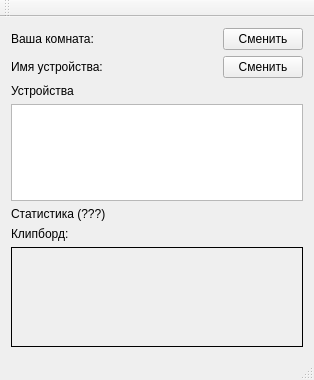
LuxoftLab/ShareClipboard, file desktop/gui/mainwindow.ui: the form before one commit.
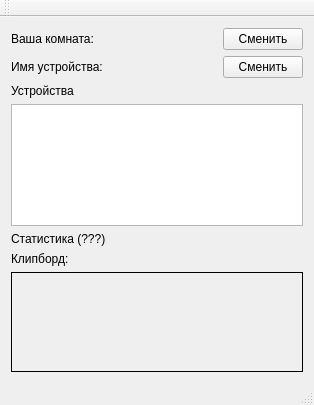
The form after the commit.

```diff
--- a/desktop/gui/mainwindow.ui
+++ b/desktop/gui/mainwindow.ui
@@ -7,7 +7,7 @@
     <x>0</x>
     <y>0</y>
     <width>314</width>
-    <height>380</height>
+    <height>405</height>
    </rect>
   </property>
   <property name="windowTitle">
```
Left out of the diff: 4 changed lines with no effect on the pictures.
